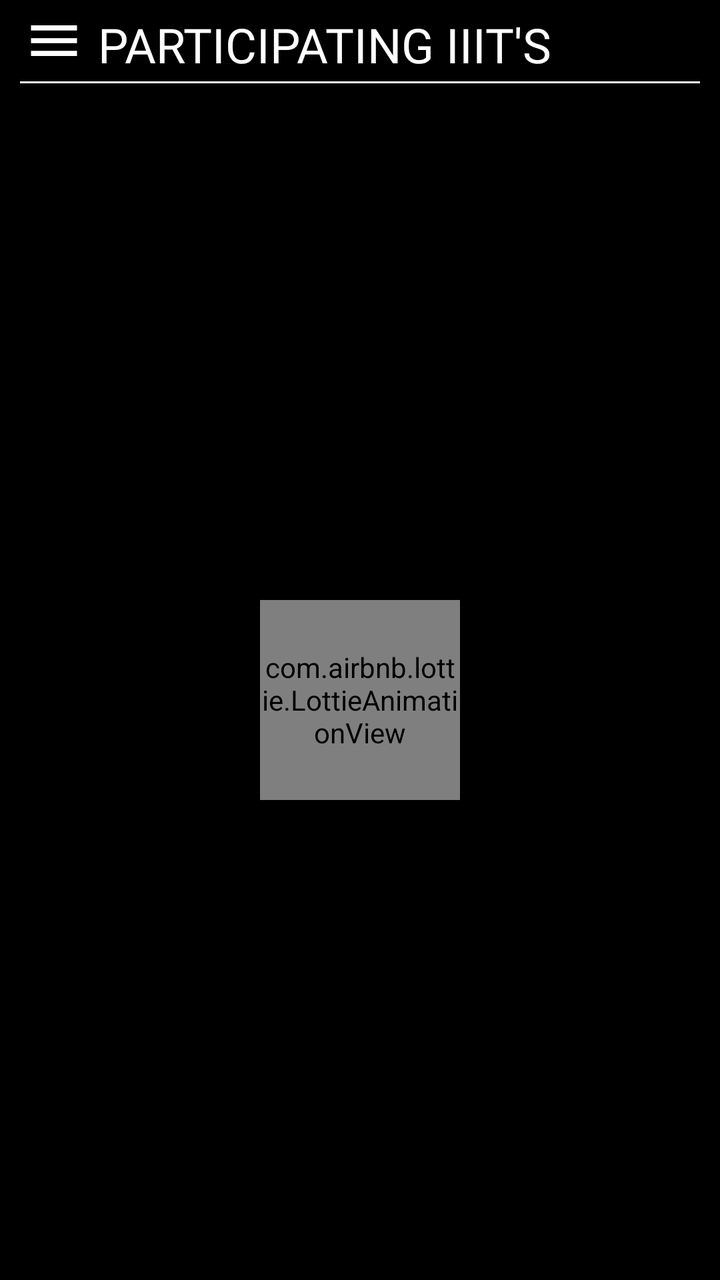
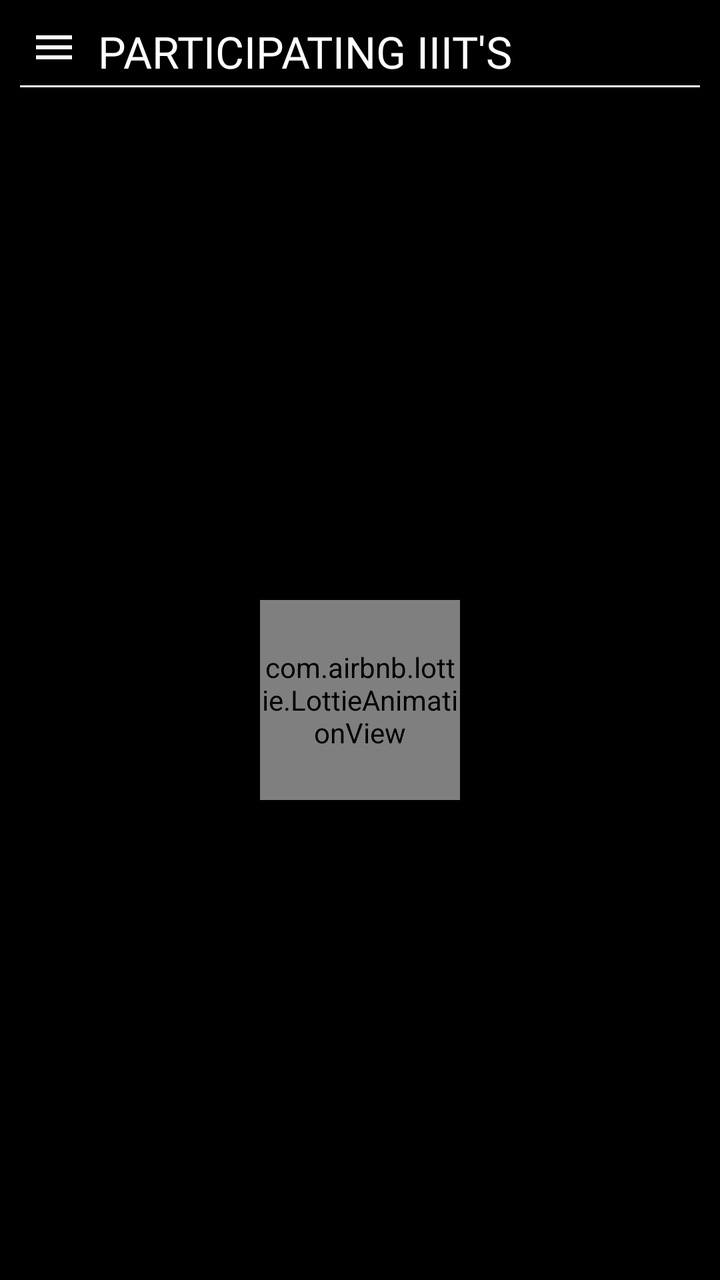

Before-and-after screenshots of an Android layout around one commit, followed by the original layout XML and the change that was made.
<!-- AndroidManifest.xml: application theme Theme.NavigationDrawer -->
<!-- res/layout/fragment_participate.xml -->
<?xml version="1.0" encoding="utf-8"?>
<androidx.core.widget.NestedScrollView xmlns:android="http://schemas.android.com/apk/res/android"
    xmlns:app="http://schemas.android.com/apk/res-auto"
    xmlns:tools="http://schemas.android.com/tools"
    android:layout_width="match_parent"
    android:layout_height="match_parent"
    android:background="@color/black"
    tools:context=".Fragment.participating_iiits">

    <androidx.constraintlayout.widget.ConstraintLayout
        android:layout_width="match_parent"
        android:layout_height="match_parent">

    <LinearLayout
        android:id="@+id/lay2"
        android:layout_width="match_parent"
        android:layout_height="wrap_content"
        android:layout_marginTop="5dp"
        android:orientation="horizontal"
        android:paddingHorizontal="10dp"
        android:weightSum="1"
        app:layout_constraintEnd_toEndOf="parent"
        app:layout_constraintStart_toStartOf="parent"
        app:layout_constraintTop_toTopOf="parent">

        <ImageView
            android:id="@+id/menu"
            android:layout_width="0dp"
            android:layout_height="match_parent"
            android:layout_gravity="center_vertical"
            android:layout_weight="0.1"
            android:src="@drawable/menu_black" />

        <TextView
            android:id="@+id/text1"
            android:layout_width="0dp"
            android:layout_height="wrap_content"
            android:layout_gravity="center_vertical"
            android:layout_marginBottom="-2dp"
            android:layout_weight="0.9"
            android:fontFamily="@font/poppins_semibold"
            android:gravity="center_vertical"
            android:paddingHorizontal="5dp"
            android:text="participating iiit's"
            android:textAllCaps="true"
            android:textColor="@color/white"
            android:textSize="24sp" />
    </LinearLayout>

    <View
        android:id="@+id/view1"
        android:layout_width="0dp"
        android:layout_height="1dp"
        android:layout_marginHorizontal="10dp"
        android:layout_marginTop="5dp"
        android:background="@color/white"
        app:layout_constraintEnd_toEndOf="parent"
        app:layout_constraintStart_toStartOf="parent"
        app:layout_constraintTop_toBottomOf="@id/lay2" />

    <com.airbnb.lottie.LottieAnimationView
        android:id="@+id/resLot"
        android:layout_width="100dp"
        android:layout_height="100dp"
        android:elevation="5dp"
        android:visibility="visible"
        android:layout_marginTop="300dp"
        app:layout_constraintEnd_toEndOf="parent"
        app:layout_constraintStart_toStartOf="parent"
        app:layout_constraintTop_toTopOf="parent"
        app:lottie_autoPlay="true"
        app:lottie_loop="true"
        app:lottie_rawRes="@raw/asmita" />

    <androidx.recyclerview.widget.RecyclerView
        android:id="@+id/playing_iits"
        android:layout_width="match_parent"
        android:layout_height="match_parent"
        android:layout_marginTop="5dp"
        app:layout_constraintBottom_toBottomOf="parent"
        app:layout_constraintEnd_toEndOf="parent"
        app:layout_constraintStart_toStartOf="parent"
        app:layout_constraintTop_toBottomOf="@id/view1"
        tools:listitem="@layout/layout_iiit" />
    </androidx.constraintlayout.widget.ConstraintLayout>
</androidx.core.widget.NestedScrollView>
<!-- res/layout/layout_iiit.xml (included above) -->
<?xml version="1.0" encoding="utf-8"?>
<androidx.constraintlayout.widget.ConstraintLayout xmlns:android="http://schemas.android.com/apk/res/android"
    xmlns:app="http://schemas.android.com/apk/res-auto"
    android:layout_width="match_parent"
    android:layout_height="wrap_content"
    android:padding="10dp">

    <androidx.cardview.widget.CardView
        android:layout_width="match_parent"
        android:layout_height="wrap_content"
        app:cardBackgroundColor="@color/white"
        app:cardCornerRadius="15dp"
        app:cardElevation="4dp"
        app:layout_constraintEnd_toEndOf="parent"
        app:layout_constraintStart_toStartOf="parent"
        app:layout_constraintTop_toTopOf="parent">

        <LinearLayout
            android:layout_width="match_parent"
            android:layout_height="wrap_content"
            android:orientation="vertical"
            android:padding="5dp">

            <ImageView
                android:id="@+id/teamLogo"
                android:layout_width="match_parent"
                android:layout_height="wrap_content"
                android:scaleType="fitXY" />

            <TextView
                android:id="@+id/teamName"
                android:layout_width="match_parent"
                android:layout_height="wrap_content"
                android:paddingHorizontal="5dp"
                android:fontFamily="@font/poppins_medium"
                android:textColor="@color/black"
                android:textSize="16sp" />
        </LinearLayout>


    </androidx.cardview.widget.CardView>


</androidx.constraintlayout.widget.ConstraintLayout>
<!-- resources referenced by this layout -->
<resources>
  <color name="black">#FF000000</color>
  <color name="white">#FFFFFFFF</color>
  <!-- drawable menu_black (drawable) -->
  <vector android:height="24dp" android:tint="#FFFFFF"
      android:viewportHeight="24" android:viewportWidth="24"
      android:width="24dp" xmlns:android="http://schemas.android.com/apk/res/android">
      <path android:fillColor="@android:color/white" android:pathData="M3,18h18v-2L3,16v2zM3,13h18v-2L3,11v2zM3,6v2h18L21,6L3,6z"/>
  </vector>
  <style name="Theme.NavigationDrawer" parent="Theme.MaterialComponents.DayNight.NoActionBar">
          
          <item name="colorPrimary">#FFECA1</item>
          
      </style>
</resources>

<!-- the commit's change to res/layout/fragment_participate.xml (unified diff, before → after) -->
@@ -11,77 +11,78 @@
         android:layout_width="match_parent"
         android:layout_height="match_parent">
 
-    <LinearLayout
-        android:id="@+id/lay2"
-        android:layout_width="match_parent"
-        android:layout_height="wrap_content"
-        android:layout_marginTop="5dp"
-        android:orientation="horizontal"
-        android:paddingHorizontal="10dp"
-        android:weightSum="1"
-        app:layout_constraintEnd_toEndOf="parent"
-        app:layout_constraintStart_toStartOf="parent"
-        app:layout_constraintTop_toTopOf="parent">
+        <LinearLayout
+            android:id="@+id/lay2"
+            android:layout_width="match_parent"
+            android:layout_height="wrap_content"
+            android:layout_marginTop="10dp"
+            android:orientation="horizontal"
+            android:paddingHorizontal="10dp"
+            android:weightSum="1"
+            app:layout_constraintEnd_toEndOf="parent"
+            app:layout_constraintStart_toStartOf="parent"
+            app:layout_constraintTop_toTopOf="parent">
 
-        <ImageView
-            android:id="@+id/menu"
+            <ImageView
+                android:id="@+id/menu"
+                android:layout_width="0dp"
+                android:layout_height="wrap_content"
+                android:layout_gravity="center_vertical"
+                android:layout_weight="0.1"
+                android:src="@drawable/menu_black" />
+
+            <TextView
+                android:id="@+id/text1"
+                android:layout_width="0dp"
+                android:layout_height="wrap_content"
+                android:layout_gravity="center_vertical"
+                android:layout_marginBottom="-2dp"
+                android:layout_weight="0.9"
+                android:fontFamily="@font/poppins_semibold"
+                android:gravity="center_vertical"
+                android:paddingHorizontal="5dp"
+                android:text="participating iiit's"
+                android:textAllCaps="true"
+                android:textColor="@color/white"
+                android:textSize="22sp" />
+        </LinearLayout>
+
+        <View
+            android:id="@+id/view1"
             android:layout_width="0dp"
+            android:layout_height="1dp"
+            android:layout_marginHorizontal="10dp"
+            android:layout_marginTop="5dp"
+            android:background="@color/white"
+            app:layout_constraintEnd_toEndOf="parent"
+            app:layout_constraintStart_toStartOf="parent"
+            app:layout_constraintTop_toBottomOf="@id/lay2" />
+
+        <com.airbnb.lottie.LottieAnimationView
+            android:id="@+id/resLot"
+            android:layout_width="100dp"
+            android:layout_height="100dp"
+            android:layout_marginTop="300dp"
+            android:elevation="5dp"
+            android:visibility="visible"
+            app:layout_constraintEnd_toEndOf="parent"
+            app:layout_constraintStart_toStartOf="parent"
+            app:layout_constraintTop_toTopOf="parent"
+            app:lottie_autoPlay="true"
+            app:lottie_loop="true"
+            app:lottie_rawRes="@raw/asmita" />
+
+        <androidx.recyclerview.widget.RecyclerView
+            android:id="@+id/playing_iits"
+            android:layout_width="match_parent"
             android:layout_height="match_parent"
-            android:layout_gravity="center_vertical"
-            android:layout_weight="0.1"
-            android:src="@drawable/menu_black" />
-
-        <TextView
-            android:id="@+id/text1"
-            android:layout_width="0dp"
-            android:layout_height="wrap_content"
-            android:layout_gravity="center_vertical"
-            android:layout_marginBottom="-2dp"
-            android:layout_weight="0.9"
-            android:fontFamily="@font/poppins_semibold"
-            android:gravity="center_vertical"
-            android:paddingHorizontal="5dp"
-            android:text="participating iiit's"
-            android:textAllCaps="true"
-            android:textColor="@color/white"
-            android:textSize="24sp" />
-    </LinearLayout>
-
-    <View
-        android:id="@+id/view1"
-        android:layout_width="0dp"
-        android:layout_height="1dp"
-        android:layout_marginHorizontal="10dp"
-        android:layout_marginTop="5dp"
-        android:background="@color/white"
-        app:layout_constraintEnd_toEndOf="parent"
-        app:layout_constraintStart_toStartOf="parent"
-        app:layout_constraintTop_toBottomOf="@id/lay2" />
-
-    <com.airbnb.lottie.LottieAnimationView
-        android:id="@+id/resLot"
-        android:layout_width="100dp"
-        android:layout_height="100dp"
-        android:elevation="5dp"
-        android:visibility="visible"
-        android:layout_marginTop="300dp"
-        app:layout_constraintEnd_toEndOf="parent"
-        app:layout_constraintStart_toStartOf="parent"
-        app:layout_constraintTop_toTopOf="parent"
-        app:lottie_autoPlay="true"
-        app:lottie_loop="true"
-        app:lottie_rawRes="@raw/asmita" />
-
-    <androidx.recyclerview.widget.RecyclerView
-        android:id="@+id/playing_iits"
-        android:layout_width="match_parent"
-        android:layout_height="match_parent"
-        android:layout_marginTop="5dp"
-        app:layout_constraintBottom_toBottomOf="parent"
-        app:layout_constraintEnd_toEndOf="parent"
-        app:layout_constraintStart_toStartOf="parent"
-        app:layout_constraintTop_toBottomOf="@id/view1"
-        tools:listitem="@layout/layout_iiit" />
+            android:layout_marginTop="5dp"
+            android:paddingHorizontal="10dp"
+            app:layout_constraintBottom_toBottomOf="parent"
+            app:layout_constraintEnd_toEndOf="parent"
+            app:layout_constraintStart_toStartOf="parent"
+            app:layout_constraintTop_toBottomOf="@id/view1"
+            tools:listitem="@layout/layout_iiit" />
     </androidx.constraintlayout.widget.ConstraintLayout>
 </androidx.core.widget.NestedScrollView>
 <!-- res/layout/layout_iiit.xml (included above) -->
@@ -123,9 +124,5 @@
                 android:textColor="@color/black"
                 android:textSize="16sp" />
         </LinearLayout>
-
-
     </androidx.cardview.widget.CardView>
-
-
 </androidx.constraintlayout.widget.ConstraintLayout>
